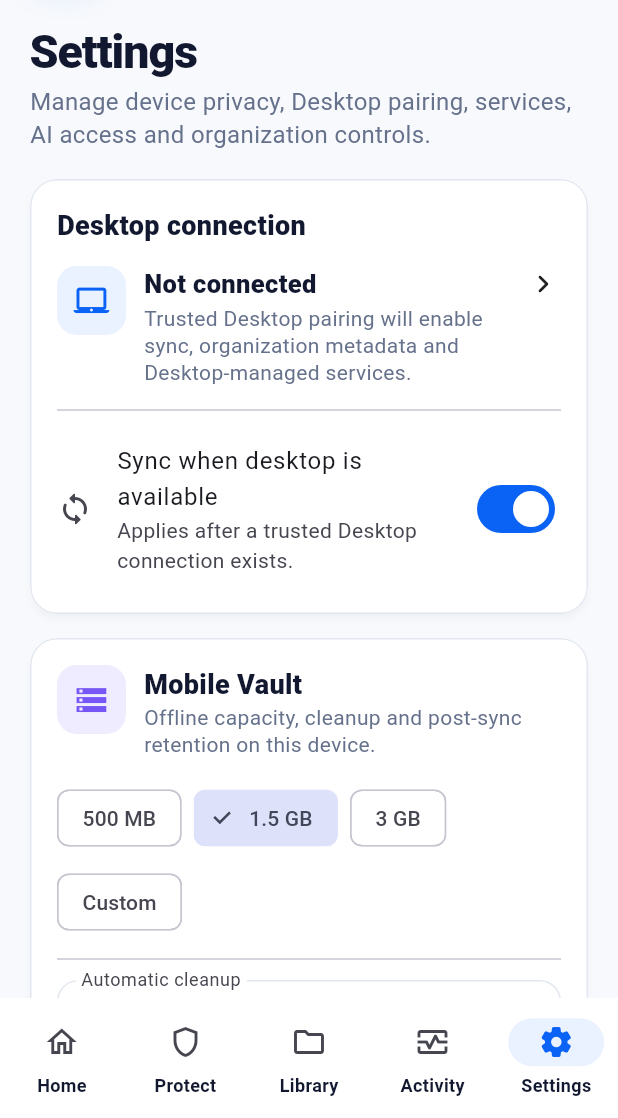
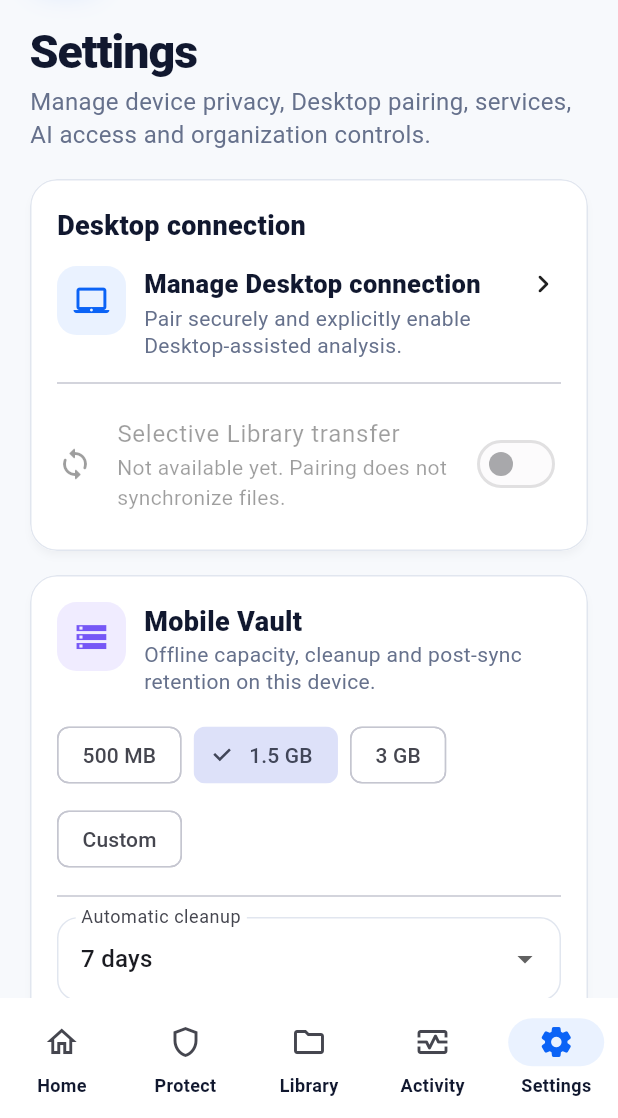
Before and after one commit to patpet21/privacygate-mobile, a Flutter app: the screen it shows after launch, item 5 of the bottom bar chosen, on a phone screen of 412 x 824 dp, the part 118-1236 px from its top. Run offline on Flutter 3.47's test engine with Material 3 defaults, Android fonts, the phone set to English and light mode, and no system bars.

Commit message:
feat(desktop-link): wire explicit pairing UI and opt-in desktop detection

```diff
--- a/lib/app/privacy_gate_app.dart
+++ b/lib/app/privacy_gate_app.dart
@@ -2,6 +2,10 @@ import 'package:flutter/material.dart';
 
 import '../core/detection/desktop_rule_detector.dart';
 import '../core/detection/detection_engine.dart';
+import '../core/detection/detection_engine_router.dart';
+import '../core/detection/desktop_link_detection_engine.dart';
+import '../core/desktop_link/desktop_link_client.dart';
+import '../core/desktop_link/desktop_link_credential_store.dart';
 import '../core/domain/library_document.dart';
 import '../core/domain/protection_result.dart';
 import '../core/library/protected_library_service.dart';
@@ -26,6 +30,7 @@ class PrivacyGateApp extends StatefulWidget {
 
 class _PrivacyGateAppState extends State<PrivacyGateApp> {
   late final PrivacyGateSettings _settings;
+  late final DesktopLinkClient _desktopLink;
   late final ProtectionPolicy _protectionPolicy;
   late final ProtectController _protectController;
   Future<ProtectedLibraryService>? _libraryFuture;
@@ -37,9 +42,14 @@ class _PrivacyGateAppState extends State<PrivacyGateApp> {
   void initState() {
     super.initState();
     _settings = PrivacyGateSettings();
+    _desktopLink = DesktopLinkClient(DesktopLinkCredentialStore());
     _protectionPolicy = ProtectionPolicy();
     _protectController = ProtectController(
-      detector: const DocumentDetectionEngine(DesktopRuleDetector()),
+      detector: DocumentDetectionEngine(DetectionEngineRouter(
+        mobileBasic: const DesktopRuleDetector(),
+        desktop: DesktopLinkDetectionEngine(_desktopLink),
+        desktopAvailable: _desktopLink.canAttempt,
+      )),
       protector: const PrivacyGateProtector(),
       policy: _protectionPolicy,
     );
@@ -225,7 +235,7 @@ class _PrivacyGateAppState extends State<PrivacyGateApp> {
               onOpenRestoreDocument: _openLibraryRestore,
             ),
             const ActivityScreen(),
-            SettingsScreen(settings: _settings),
+            SettingsScreen(settings: _settings, desktopLink: _desktopLink),
           ],
         ),
         floatingActionButton: canSave
--- a/lib/features/settings/settings_screen.dart
+++ b/lib/features/settings/settings_screen.dart
@@ -3,9 +3,12 @@ import 'package:flutter/material.dart';
 import '../../app/mobile_design.dart';
 import '../../core/settings/privacy_gate_settings.dart';
 import 'settings_module_screen.dart';
+import '../../core/desktop_link/desktop_link_client.dart';
+import 'desktop_connection_screen.dart';
 
 class SettingsScreen extends StatefulWidget {
-  const SettingsScreen({required this.settings, super.key});
+  const SettingsScreen({required this.settings, this.desktopLink, super.key});
+  final DesktopLinkClient? desktopLink;
 
   final PrivacyGateSettings settings;
 
@@ -54,7 +57,9 @@ class _SettingsScreenState extends State<SettingsScreen> {
               const SizedBox(height: 12),
               InkWell(
                 borderRadius: BorderRadius.circular(12),
-                onTap: () => _openModule(SettingsModule.accountDevices),
+                onTap: widget.desktopLink == null ? null : () => Navigator.of(context).push(
+                  MaterialPageRoute<void>(builder: (_) => DesktopConnectionScreen(client: widget.desktopLink!)),
+                ),
                 child: const Padding(
                   padding: EdgeInsets.symmetric(vertical: 2),
                   child: Row(
@@ -67,7 +72,7 @@ class _SettingsScreenState extends State<SettingsScreen> {
                           crossAxisAlignment: CrossAxisAlignment.start,
                           children: [
                             Text(
-                              'Not connected',
+                              'Manage Desktop connection',
                               style: TextStyle(
                                 color: PgColors.navy,
                                 fontWeight: FontWeight.w800,
@@ -76,7 +81,7 @@ class _SettingsScreenState extends State<SettingsScreen> {
                             ),
                             SizedBox(height: 2),
                             Text(
-                              'Trusted Desktop pairing will enable sync, organization metadata and Desktop-managed services.',
+                              'Pair securely and explicitly enable Desktop-assisted analysis.',
                               style: TextStyle(color: PgColors.textSecondary, height: 1.3),
                             ),
                           ],
@@ -91,10 +96,10 @@ class _SettingsScreenState extends State<SettingsScreen> {
               SwitchListTile.adaptive(
                 contentPadding: EdgeInsets.zero,
                 secondary: const Icon(Icons.sync_rounded),
-                title: const Text('Sync when desktop is available'),
-                subtitle: const Text('Applies after a trusted Desktop connection exists.'),
-                value: settings.syncWhenDesktopAvailable,
-                onChanged: settings.setSyncWhenDesktopAvailable,
+                title: const Text('Selective Library transfer'),
+                subtitle: const Text('Not available yet. Pairing does not synchronize files.'),
+                value: false,
+                onChanged: null,
               ),
             ],
           ),
```
Also changed, not shown: lib/core/desktop_link/desktop_link_client.dart (+41 -9 lines), lib/features/settings/desktop_connection_screen.dart (added, +102 -0 lines), 2 other files.
